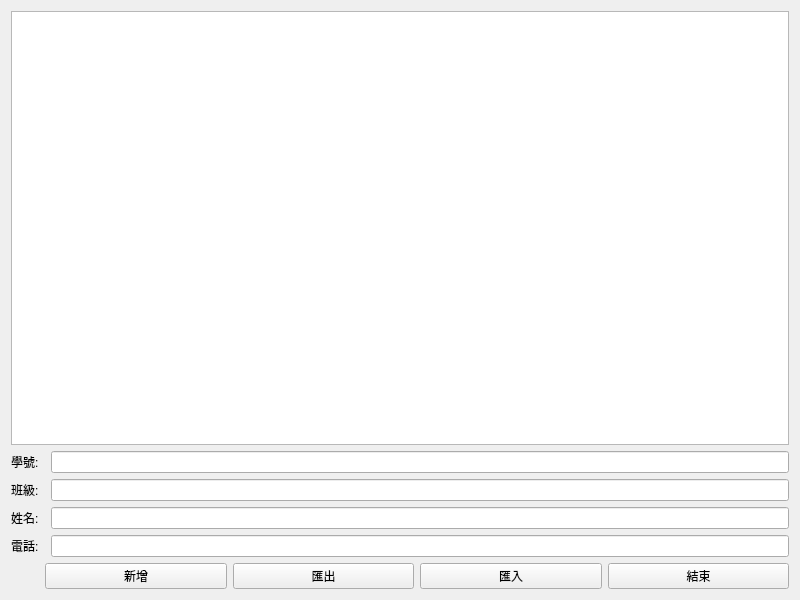
Above: contactbook.ui from aayyjkl/ContactBook before the change. Below: the same form after it.
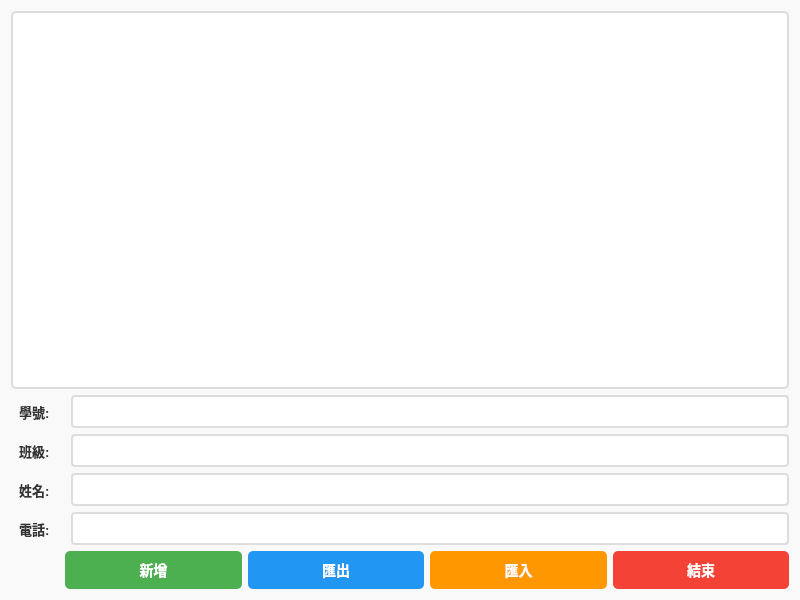
That is the form after the change.

Commit message: Beautify contactbook.ui with styling for all components

The edit to the form file:
```diff
--- a/contactbook.ui
+++ b/contactbook.ui
@@ -13,6 +13,11 @@
   <property name="windowTitle">
    <string>ContactBook</string>
   </property>
+  <property name="styleSheet">
+   <string notr="true">QWidget {
+    background-color: #f9f9f9;
+}</string>
+  </property>
   <layout class="QGridLayout" name="gridLayout">
    <item row="5" column="1" colspan="2">
     <layout class="QHBoxLayout" name="horizontalLayout_3">
@@ -21,6 +26,23 @@
        <property name="text">
         <string>新增</string>
        </property>
+       <property name="styleSheet">
+        <string notr="true">QPushButton {
+    background-color: #4CAF50;
+    color: white;
+    border: none;
+    border-radius: 5px;
+    padding: 8px 16px;
+    font-size: 14px;
+    font-weight: bold;
+}
+QPushButton:hover {
+    background-color: #45a049;
+}
+QPushButton:pressed {
+    background-color: #3d8b40;
+}</string>
+       </property>
       </widget>
      </item>
      <item>
@@ -28,6 +50,23 @@
        <property name="text">
         <string>匯出</string>
        </property>
+       <property name="styleSheet">
+        <string notr="true">QPushButton {
+    background-color: #2196F3;
+    color: white;
+    border: none;
+    border-radius: 5px;
+    padding: 8px 16px;
+    font-size: 14px;
+    font-weight: bold;
+}
+QPushButton:hover {
+    background-color: #1976D2;
+}
+QPushButton:pressed {
+    background-color: #0D47A1;
+}</string>
+       </property>
       </widget>
      </item>
      <item>
@@ -35,6 +74,23 @@
        <property name="text">
         <string>匯入</string>
        </property>
+       <property name="styleSheet">
+        <string notr="true">QPushButton {
+    background-color: #FF9800;
+    color: white;
+    border: none;
+    border-radius: 5px;
+    padding: 8px 16px;
+    font-size: 14px;
+    font-weight: bold;
+}
+QPushButton:hover {
+    background-color: #F57C00;
+}
+QPushButton:pressed {
+    background-color: #E65100;
+}</string>
+       </property>
       </widget>
      </item>
      <item>
@@ -42,18 +98,56 @@
        <property name="text">
         <string>結束</string>
        </property>
+       <property name="styleSheet">
+        <string notr="true">QPushButton {
+    background-color: #f44336;
+    color: white;
+    border: none;
+    border-radius: 5px;
+    padding: 8px 16px;
+    font-size: 14px;
+    font-weight: bold;
+}
+QPushButton:hover {
+    background-color: #da190b;
+}
+QPushButton:pressed {
+    background-color: #a00a00;
+}</string>
+       </property>
       </widget>
      </item>
     </layout>
    </item>
    <item row="1" column="2">
-    <widget class="QLineEdit" name="lineEdit"/>
+    <widget class="QLineEdit" name="lineEdit">
+     <property name="styleSheet">
+      <string notr="true">QLineEdit {
+    border: 2px solid #ddd;
+    border-radius: 4px;
+    padding: 6px;
+    font-size: 13px;
+    background-color: #fff;
+}
+QLineEdit:focus {
+    border: 2px solid #2196F3;
+}</string>
+     </property>
+    </widget>
    </item>
    <item row="3" column="0">
     <widget class="QLabel" name="label_3">
      <property name="text">
       <string>姓名:</string>
      </property>
+     <property name="styleSheet">
+      <string notr="true">QLabel {
+    color: #333;
+    font-size: 13px;
+    font-weight: bold;
+    padding: 5px;
+}</string>
+     </property>
     </widget>
    </item>
    <item row="2" column="0" colspan="2">
@@ -61,6 +155,14 @@
      <property name="text">
       <string>班級:</string>
      </property>
+     <property name="styleSheet">
+      <string notr="true">QLabel {
+    color: #333;
+    font-size: 13px;
+    font-weight: bold;
+    padding: 5px;
+}</string>
+     </property>
     </widget>
    </item>
    <item row="1" column="0" colspan="2">
@@ -68,26 +170,106 @@
      <property name="text">
       <string>學號:</string>
      </property>
+     <property name="styleSheet">
+      <string notr="true">QLabel {
+    color: #333;
+    font-size: 13px;
+    font-weight: bold;
+    padding: 5px;
+}</string>
+     </property>
     </widget>
    </item>
    <item row="0" column="0" colspan="3">
-    <widget class="QTableWidget" name="tableWidget"/>
+    <widget class="QTableWidget" name="tableWidget">
+     <property name="styleSheet">
+      <string notr="true">QTableWidget {
+    border: 2px solid #ddd;
+    border-radius: 5px;
+    background-color: #fff;
+    gridline-color: #e0e0e0;
+    font-size: 12px;
+}
+QTableWidget::item {
+    padding: 5px;
+}
+QTableWidget::item:selected {
+    background-color: #2196F3;
+    color: white;
+}
+QHeaderView::section {
+    background-color: #f5f5f5;
+    padding: 8px;
+    border: 1px solid #ddd;
+    font-weight: bold;
+    font-size: 13px;
+    color: #333;
+}</string>
+     </property>
+    </widget>
    </item>
    <item row="2" column="2">
-    <widget class="QLineEdit" name="lineEdit_2"/>
+    <widget class="QLineEdit" name="lineEdit_2">
+     <property name="styleSheet">
+      <string notr="true">QLineEdit {
+    border: 2px solid #ddd;
+    border-radius: 4px;
+    padding: 6px;
+    font-size: 13px;
+    background-color: #fff;
+}
+QLineEdit:focus {
+    border: 2px solid #2196F3;
+}</string>
+     </property>
+    </widget>
    </item>
    <item row="3" column="2">
-    <widget class="QLineEdit" name="lineEdit_3"/>
+    <widget class="QLineEdit" name="lineEdit_3">
+     <property name="styleSheet">
+      <string notr="true">QLineEdit {
+    border: 2px solid #ddd;
+    border-radius: 4px;
+    padding: 6px;
+    font-size: 13px;
+    background-color: #fff;
+}
+QLineEdit:focus {
+    border: 2px solid #2196F3;
+}</string>
+     </property>
+    </widget>
    </item>
    <item row="4" column="0">
     <widget class="QLabel" name="label_4">
      <property name="text">
       <string>電話:</string>
      </property>
+     <property name="styleSheet">
+      <string notr="true">QLabel {
+    color: #333;
+    font-size: 13px;
+    font-weight: bold;
+    padding: 5px;
+}</string>
+     </property>
     </widget>
    </item>
    <item row="4" column="2">
-    <widget class="QLineEdit" name="lineEdit_4"/>
+    <widget class="QLineEdit" name="lineEdit_4">
+     <property name="styleSheet">
+      <string notr="true">QLineEdit {
+    border: 2px solid #ddd;
+    border-radius: 4px;
+    padding: 6px;
+    font-size: 13px;
+    background-color: #fff;
+}
+QLineEdit:focus {
+    border: 2px solid #2196F3;
+}</string>
+     </property>
+    </widget>
    </item>
   </layout>
  </widget>
```
